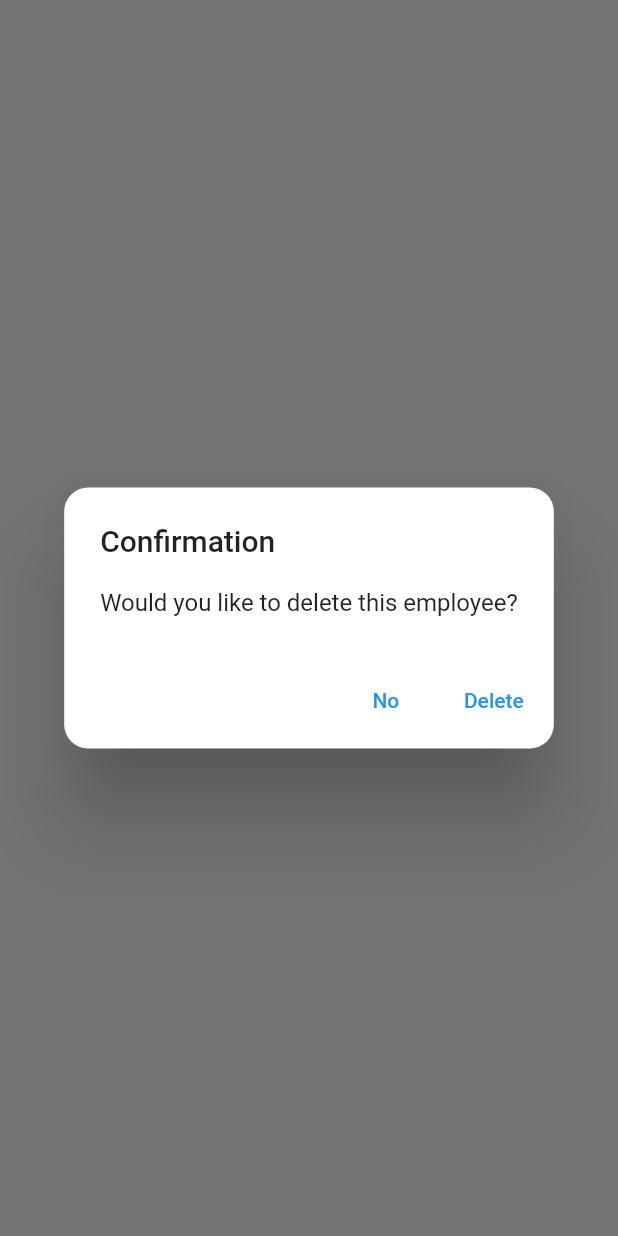
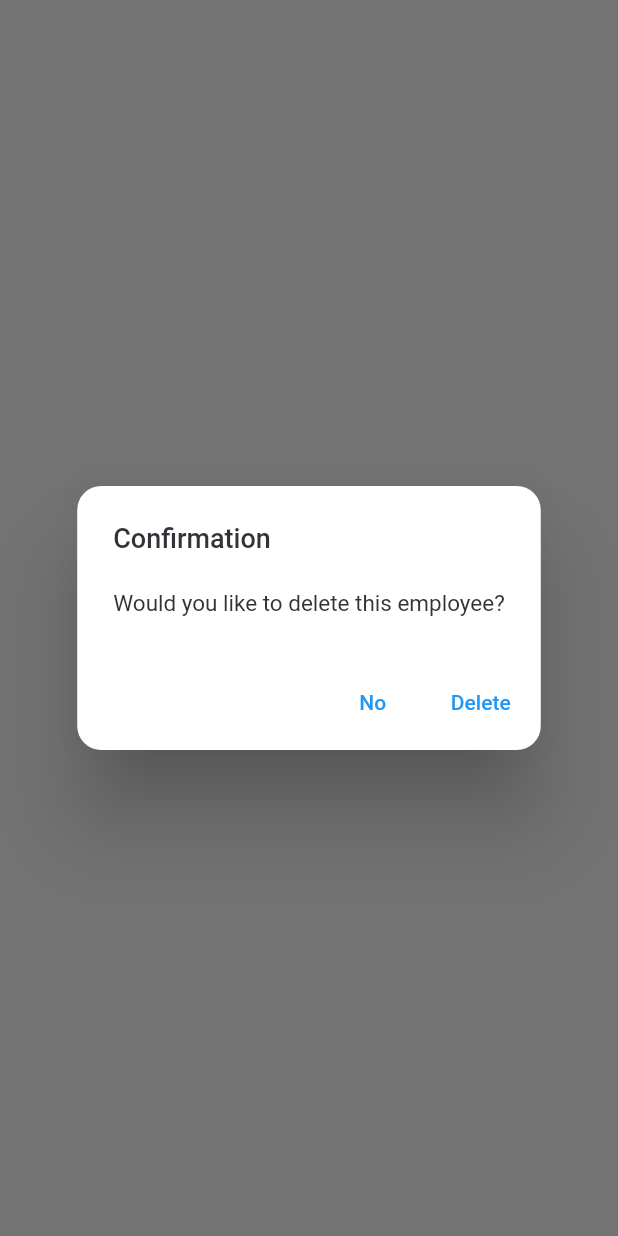
Before and after one commit to poorvasha/employee_management, a Flutter app: what showDeleteDialog() shows on an empty page, opened directly with empty values, on a phone screen of 412 x 824 dp. Run offline on Flutter 3.47's test engine with Material 2 defaults, Android fonts, the phone set to English and light mode, and no system bars; our stand-ins replace flutter_bloc, flutter_svg, focus_detector, grouped_list, table_calendar; missing offline and left inert: dart:ffi, sqfentity, sqfentity_gen.

Commit message:
add text styles for alert dialog

```diff
--- a/lib/utils/dialop_helper.dart
+++ b/lib/utils/dialop_helper.dart
@@ -19,8 +19,16 @@ class DialogHelper {
       shape: RoundedRectangleBorder(
         borderRadius: BorderRadius.circular(16),
       ),
-      title: const Text("Confirmation"),
-      content: const Text("Would you like to delete this employee?"),
+      title: Text(
+        "Confirmation",
+        style: AppTextStyles.mediumRoboto18
+            .copyWith(color: AppColors.secondaryColor),
+      ),
+      content: Text(
+        "Would you like to delete this employee?",
+        style: AppTextStyles.regularRoboto15
+            .copyWith(color: AppColors.secondaryColor, height: 1.5),
+      ),
       actions: [
         cancelButton,
         continueButton,
```
